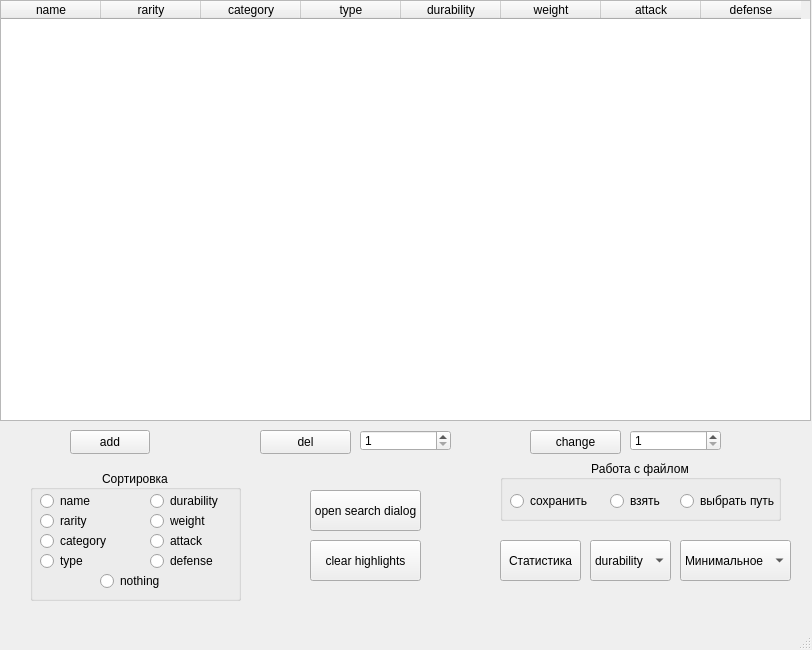
The window that mainwindow.ui (xzbey/xzbey_pr6) describes before a commit, drawn with Qt 5.
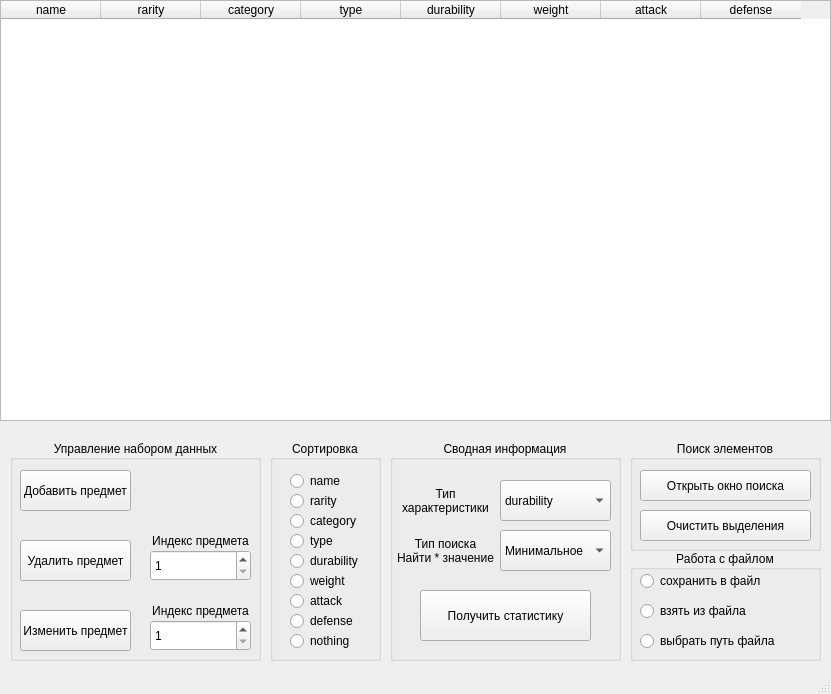
The same window after the commit.

Patch:
```diff
--- a/mainwindow.ui
+++ b/mainwindow.ui
@@ -6,8 +6,8 @@
    <rect>
     <x>0</x>
     <y>0</y>
-    <width>812</width>
-    <height>650</height>
+    <width>831</width>
+    <height>694</height>
    </rect>
   </property>
   <property name="sizePolicy">
@@ -25,7 +25,7 @@
      <rect>
       <x>0</x>
       <y>0</y>
-      <width>811</width>
+      <width>831</width>
       <height>421</height>
      </rect>
     </property>
@@ -73,84 +73,13 @@
      </property>
     </column>
    </widget>
-   <widget class="QPushButton" name="pB_add">
-    <property name="geometry">
-     <rect>
-      <x>70</x>
-      <y>430</y>
-      <width>80</width>
-      <height>24</height>
-     </rect>
-    </property>
-    <property name="text">
-     <string>add</string>
-    </property>
-   </widget>
-   <widget class="QPushButton" name="pB_del">
-    <property name="geometry">
-     <rect>
-      <x>260</x>
-      <y>430</y>
-      <width>91</width>
-      <height>24</height>
-     </rect>
-    </property>
-    <property name="text">
-     <string>del</string>
-    </property>
-   </widget>
-   <widget class="QPushButton" name="pB_change">
-    <property name="geometry">
-     <rect>
-      <x>530</x>
-      <y>430</y>
-      <width>91</width>
-      <height>24</height>
-     </rect>
-    </property>
-    <property name="text">
-     <string>change</string>
-    </property>
-   </widget>
-   <widget class="QSpinBox" name="sB_del">
-    <property name="geometry">
-     <rect>
-      <x>360</x>
-      <y>430</y>
-      <width>91</width>
-      <height>21</height>
-     </rect>
-    </property>
-    <property name="minimum">
-     <number>1</number>
-    </property>
-    <property name="maximum">
-     <number>100000</number>
-    </property>
-   </widget>
-   <widget class="QSpinBox" name="sB_change">
-    <property name="geometry">
-     <rect>
-      <x>630</x>
-      <y>430</y>
-      <width>91</width>
-      <height>21</height>
-     </rect>
-    </property>
-    <property name="minimum">
-     <number>1</number>
-    </property>
-    <property name="maximum">
-     <number>100000</number>
-    </property>
-   </widget>
    <widget class="QGroupBox" name="groupBox">
     <property name="geometry">
      <rect>
-      <x>30</x>
-      <y>470</y>
-      <width>211</width>
-      <height>131</height>
+      <x>270</x>
+      <y>440</y>
+      <width>111</width>
+      <height>221</height>
      </rect>
     </property>
     <property name="title">
@@ -162,8 +91,8 @@
     <widget class="QRadioButton" name="rB_name">
      <property name="geometry">
       <rect>
-       <x>10</x>
-       <y>20</y>
+       <x>20</x>
+       <y>30</y>
        <width>91</width>
        <height>22</height>
       </rect>
@@ -175,8 +104,8 @@
     <widget class="QRadioButton" name="rB_rarity">
      <property name="geometry">
       <rect>
-       <x>10</x>
-       <y>40</y>
+       <x>20</x>
+       <y>50</y>
        <width>91</width>
        <height>22</height>
       </rect>
@@ -188,8 +117,8 @@
     <widget class="QRadioButton" name="rB_category">
      <property name="geometry">
       <rect>
-       <x>10</x>
-       <y>60</y>
+       <x>20</x>
+       <y>70</y>
        <width>91</width>
        <height>22</height>
       </rect>
@@ -201,8 +130,8 @@
     <widget class="QRadioButton" name="rB_type">
      <property name="geometry">
       <rect>
-       <x>10</x>
-       <y>80</y>
+       <x>20</x>
+       <y>90</y>
        <width>91</width>
        <height>22</height>
       </rect>
@@ -214,8 +143,8 @@
     <widget class="QRadioButton" name="rB_durability">
      <property name="geometry">
       <rect>
-       <x>120</x>
-       <y>20</y>
+       <x>20</x>
+       <y>110</y>
        <width>91</width>
        <height>22</height>
       </rect>
@@ -227,8 +156,8 @@
     <widget class="QRadioButton" name="rB_weight">
      <property name="geometry">
       <rect>
-       <x>120</x>
-       <y>40</y>
+       <x>20</x>
+       <y>130</y>
        <width>91</width>
        <height>22</height>
       </rect>
@@ -240,8 +169,8 @@
     <widget class="QRadioButton" name="rB_attack">
      <property name="geometry">
       <rect>
-       <x>120</x>
-       <y>60</y>
+       <x>20</x>
+       <y>150</y>
        <width>91</width>
        <height>22</height>
       </rect>
@@ -253,8 +182,8 @@
     <widget class="QRadioButton" name="rB_defense">
      <property name="geometry">
       <rect>
-       <x>120</x>
-       <y>80</y>
+       <x>20</x>
+       <y>170</y>
        <width>91</width>
        <height>22</height>
       </rect>
@@ -266,8 +195,8 @@
     <widget class="QRadioButton" name="rB_nothing">
      <property name="geometry">
       <rect>
-       <x>70</x>
-       <y>100</y>
+       <x>20</x>
+       <y>190</y>
        <width>91</width>
        <height>22</height>
       </rect>
@@ -286,112 +215,13 @@
     <zorder>rB_defense</zorder>
     <zorder>rB_nothing</zorder>
    </widget>
-   <widget class="QPushButton" name="pB_statistic">
-    <property name="geometry">
-     <rect>
-      <x>500</x>
-      <y>540</y>
-      <width>81</width>
-      <height>41</height>
-     </rect>
-    </property>
-    <property name="text">
-     <string>Статистика</string>
-    </property>
-   </widget>
-   <widget class="QComboBox" name="cB_characteristics_type">
-    <property name="geometry">
-     <rect>
-      <x>590</x>
-      <y>540</y>
-      <width>81</width>
-      <height>41</height>
-     </rect>
-    </property>
-    <item>
-     <property name="text">
-      <string>durability</string>
-     </property>
-    </item>
-    <item>
-     <property name="text">
-      <string>weight</string>
-     </property>
-    </item>
-    <item>
-     <property name="text">
-      <string>attack</string>
-     </property>
-    </item>
-    <item>
-     <property name="text">
-      <string>defense</string>
-     </property>
-    </item>
-   </widget>
-   <widget class="QComboBox" name="cB_statistic_type">
-    <property name="geometry">
-     <rect>
-      <x>680</x>
-      <y>540</y>
-      <width>111</width>
-      <height>41</height>
-     </rect>
-    </property>
-    <item>
-     <property name="text">
-      <string>Минимальное</string>
-     </property>
-    </item>
-    <item>
-     <property name="text">
-      <string>Максимальное</string>
-     </property>
-    </item>
-    <item>
-     <property name="text">
-      <string>Суммарное</string>
-     </property>
-    </item>
-    <item>
-     <property name="text">
-      <string>Среднее</string>
-     </property>
-    </item>
-   </widget>
-   <widget class="QPushButton" name="pB_open_searchdialog">
-    <property name="geometry">
-     <rect>
-      <x>310</x>
-      <y>490</y>
-      <width>111</width>
-      <height>41</height>
-     </rect>
-    </property>
-    <property name="text">
-     <string>open search dialog</string>
-    </property>
-   </widget>
-   <widget class="QPushButton" name="pB_clearHighlights">
-    <property name="geometry">
-     <rect>
-      <x>310</x>
-      <y>540</y>
-      <width>111</width>
-      <height>41</height>
-     </rect>
-    </property>
-    <property name="text">
-     <string>clear highlights</string>
-    </property>
-   </widget>
    <widget class="QGroupBox" name="groupBox_2">
     <property name="geometry">
      <rect>
-      <x>500</x>
-      <y>460</y>
-      <width>281</width>
-      <height>61</height>
+      <x>630</x>
+      <y>550</y>
+      <width>191</width>
+      <height>111</height>
      </rect>
     </property>
     <property name="title">
@@ -404,13 +234,13 @@
      <property name="geometry">
       <rect>
        <x>10</x>
-       <y>30</y>
-       <width>91</width>
+       <y>20</y>
+       <width>141</width>
        <height>22</height>
       </rect>
      </property>
      <property name="text">
-      <string>сохранить</string>
+      <string>сохранить в файл</string>
      </property>
      <property name="autoExclusive">
       <bool>false</bool>
@@ -419,14 +249,14 @@
     <widget class="QRadioButton" name="rB_loadFromFile">
      <property name="geometry">
       <rect>
-       <x>110</x>
-       <y>30</y>
-       <width>51</width>
+       <x>10</x>
+       <y>50</y>
+       <width>121</width>
        <height>22</height>
       </rect>
      </property>
      <property name="text">
-      <string>взять</string>
+      <string>взять из файла</string>
      </property>
      <property name="autoExclusive">
       <bool>false</bool>
@@ -435,20 +265,309 @@
     <widget class="QRadioButton" name="rB_changePath">
      <property name="geometry">
       <rect>
-       <x>180</x>
-       <y>30</y>
-       <width>101</width>
+       <x>10</x>
+       <y>80</y>
+       <width>141</width>
        <height>22</height>
       </rect>
      </property>
      <property name="text">
-      <string>выбрать путь</string>
+      <string>выбрать путь файла</string>
      </property>
      <property name="autoExclusive">
       <bool>false</bool>
      </property>
     </widget>
    </widget>
+   <widget class="QGroupBox" name="groupBox_3">
+    <property name="geometry">
+     <rect>
+      <x>630</x>
+      <y>440</y>
+      <width>191</width>
+      <height>111</height>
+     </rect>
+    </property>
+    <property name="title">
+     <string>Поиск элементов</string>
+    </property>
+    <property name="alignment">
+     <set>Qt::AlignmentFlag::AlignCenter</set>
+    </property>
+    <widget class="QPushButton" name="pB_clearHighlights">
+     <property name="geometry">
+      <rect>
+       <x>10</x>
+       <y>70</y>
+       <width>171</width>
+       <height>31</height>
+      </rect>
+     </property>
+     <property name="text">
+      <string>Очистить выделения</string>
+     </property>
+    </widget>
+    <widget class="QPushButton" name="pB_open_searchdialog">
+     <property name="geometry">
+      <rect>
+       <x>10</x>
+       <y>30</y>
+       <width>171</width>
+       <height>31</height>
+      </rect>
+     </property>
+     <property name="text">
+      <string>Открыть окно поиска</string>
+     </property>
+    </widget>
+   </widget>
+   <widget class="QGroupBox" name="groupBox_4">
+    <property name="geometry">
+     <rect>
+      <x>10</x>
+      <y>440</y>
+      <width>251</width>
+      <height>221</height>
+     </rect>
+    </property>
+    <property name="title">
+     <string>Управление набором данных</string>
+    </property>
+    <property name="alignment">
+     <set>Qt::AlignmentFlag::AlignCenter</set>
+    </property>
+    <widget class="QLabel" name="label_index2">
+     <property name="geometry">
+      <rect>
+       <x>140</x>
+       <y>160</y>
+       <width>101</width>
+       <height>21</height>
+      </rect>
+     </property>
+     <property name="text">
+      <string>Индекс предмета</string>
+     </property>
+     <property name="alignment">
+      <set>Qt::AlignmentFlag::AlignCenter</set>
+     </property>
+    </widget>
+    <widget class="QPushButton" name="pB_change">
+     <property name="geometry">
+      <rect>
+       <x>10</x>
+       <y>170</y>
+       <width>111</width>
+       <height>41</height>
+      </rect>
+     </property>
+     <property name="text">
+      <string>Изменить предмет</string>
+     </property>
+    </widget>
+    <widget class="QSpinBox" name="sB_change">
+     <property name="geometry">
+      <rect>
+       <x>140</x>
+       <y>180</y>
+       <width>101</width>
+       <height>31</height>
+      </rect>
+     </property>
+     <property name="minimum">
+      <number>1</number>
+     </property>
+     <property name="maximum">
+      <number>1000000</number>
+     </property>
+    </widget>
+    <widget class="QPushButton" name="pB_del">
+     <property name="geometry">
+      <rect>
+       <x>10</x>
+       <y>100</y>
+       <width>111</width>
+       <height>41</height>
+      </rect>
+     </property>
+     <property name="text">
+      <string>Удалить предмет</string>
+     </property>
+    </widget>
+    <widget class="QPushButton" name="pB_add">
+     <property name="geometry">
+      <rect>
+       <x>10</x>
+       <y>30</y>
+       <width>111</width>
+       <height>41</height>
+      </rect>
+     </property>
+     <property name="text">
+      <string>Добавить предмет</string>
+     </property>
+    </widget>
+    <widget class="QLabel" name="label_index1">
+     <property name="geometry">
+      <rect>
+       <x>140</x>
+       <y>90</y>
+       <width>101</width>
+       <height>21</height>
+      </rect>
+     </property>
+     <property name="text">
+      <string>Индекс предмета</string>
+     </property>
+     <property name="alignment">
+      <set>Qt::AlignmentFlag::AlignCenter</set>
+     </property>
+    </widget>
+    <widget class="QSpinBox" name="sB_del">
+     <property name="geometry">
+      <rect>
+       <x>140</x>
+       <y>110</y>
+       <width>101</width>
+       <height>31</height>
+      </rect>
+     </property>
+     <property name="minimum">
+      <number>1</number>
+     </property>
+     <property name="maximum">
+      <number>1000000</number>
+     </property>
+    </widget>
+   </widget>
+   <widget class="QGroupBox" name="groupBox_5">
+    <property name="geometry">
+     <rect>
+      <x>390</x>
+      <y>440</y>
+      <width>231</width>
+      <height>221</height>
+     </rect>
+    </property>
+    <property name="title">
+     <string>Сводная информация</string>
+    </property>
+    <property name="alignment">
+     <set>Qt::AlignmentFlag::AlignCenter</set>
+    </property>
+    <widget class="QLabel" name="label_4">
+     <property name="geometry">
+      <rect>
+       <x>0</x>
+       <y>90</y>
+       <width>111</width>
+       <height>41</height>
+      </rect>
+     </property>
+     <property name="text">
+      <string>Тип поиска
+Найти * значение</string>
+     </property>
+     <property name="alignment">
+      <set>Qt::AlignmentFlag::AlignCenter</set>
+     </property>
+     <property name="wordWrap">
+      <bool>true</bool>
+     </property>
+    </widget>
+    <widget class="QLabel" name="label_3">
+     <property name="geometry">
+      <rect>
+       <x>10</x>
+       <y>40</y>
+       <width>91</width>
+       <height>41</height>
+      </rect>
+     </property>
+     <property name="text">
+      <string>Тип характеристики</string>
+     </property>
+     <property name="alignment">
+      <set>Qt::AlignmentFlag::AlignCenter</set>
+     </property>
+     <property name="wordWrap">
+      <bool>true</bool>
+     </property>
+    </widget>
+    <widget class="QComboBox" name="cB_characteristics_type">
+     <property name="geometry">
+      <rect>
+       <x>110</x>
+       <y>40</y>
+       <width>111</width>
+       <height>41</height>
+      </rect>
+     </property>
+     <item>
+      <property name="text">
+       <string>durability</string>
+      </property>
+     </item>
+     <item>
+      <property name="text">
+       <string>weight</string>
+      </property>
+     </item>
+     <item>
+      <property name="text">
+       <string>attack</string>
+      </property>
+     </item>
+     <item>
+      <property name="text">
+       <string>defense</string>
+      </property>
+     </item>
+    </widget>
+    <widget class="QPushButton" name="pB_statistic">
+     <property name="geometry">
+      <rect>
+       <x>30</x>
+       <y>150</y>
+       <width>171</width>
+       <height>51</height>
+      </rect>
+     </property>
+     <property name="text">
+      <string>Получить статистику</string>
+     </property>
+    </widget>
+    <widget class="QComboBox" name="cB_statistic_type">
+     <property name="geometry">
+      <rect>
+       <x>110</x>
+       <y>90</y>
+       <width>111</width>
+       <height>41</height>
+      </rect>
+     </property>
+     <item>
+      <property name="text">
+       <string>Минимальное</string>
+      </property>
+     </item>
+     <item>
+      <property name="text">
+       <string>Максимальное</string>
+      </property>
+     </item>
+     <item>
+      <property name="text">
+       <string>Суммарное</string>
+      </property>
+     </item>
+     <item>
+      <property name="text">
+       <string>Среднее</string>
+      </property>
+     </item>
+    </widget>
+   </widget>
   </widget>
   <widget class="QMenuBar" name="menubar">
    <property name="geometry">
```
Left out of the diff: 2 changed lines with no effect on the pictures.
